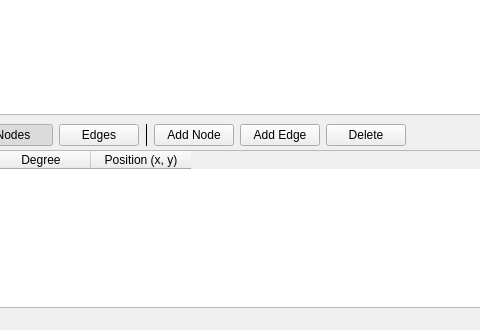
Old version of the form src/netsim.ui in the repository TylerLayton123/NetworkSimulator; both pictures show x 115 to 595 and y 420 to 750 of the 1300 by 750 pixel window.
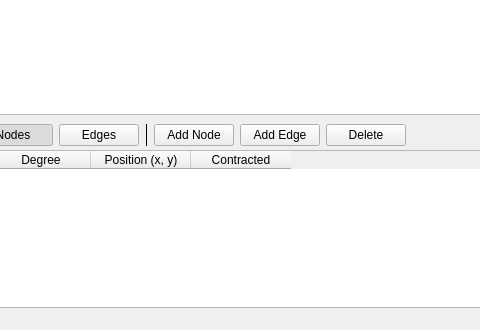
New version of the form.

Commit message: start to adding contracted nodes

What changed in the file:
```diff
--- a/src/netsim.ui
+++ b/src/netsim.ui
@@ -190,6 +190,7 @@
               <column><property name="text"><string>Label</string></property></column>
               <column><property name="text"><string>Degree</string></property></column>
               <column><property name="text"><string>Position (x, y)</string></property></column>
+              <column><property name="text"><string>Contracted</string></property></column>
              </widget>
             </item>
            </layout>
```
Left out of the diff: 1 changed line with no effect on the pictures. The commit also changes 5 other files.
